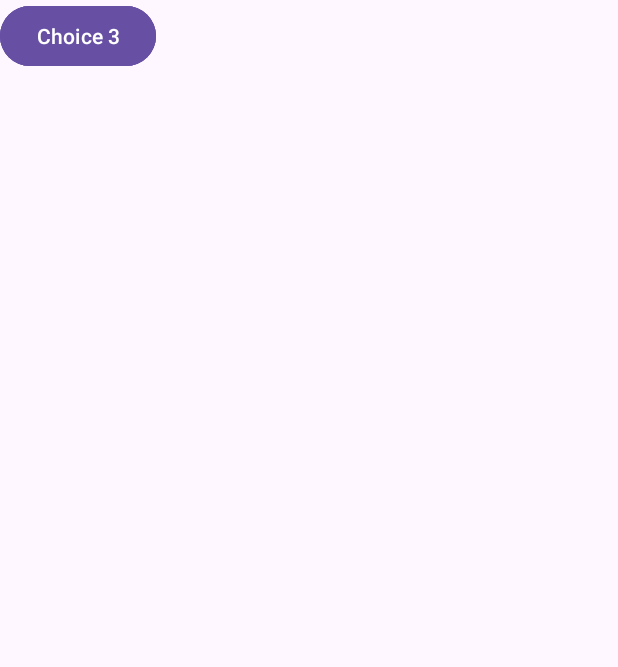
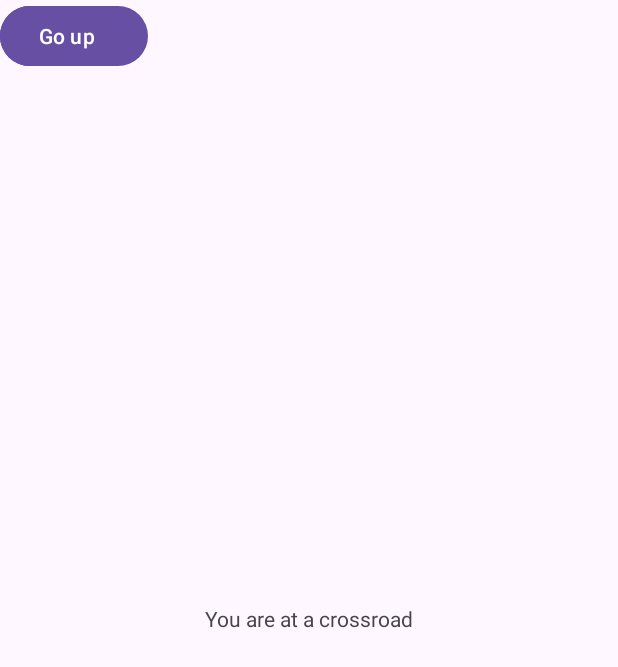
Before and after one commit to LordUzumaki/InteractiveStory, an Android app: the screen it shows after launch (MainActivity), on a phone screen of 412 x 824 dp. Shown: the top 667 px of the screen. Run offline under Robolectric (Android 15) with nearby library versions, the phone set to English and light mode, and no system bars.

Commit message:
updated choice, MainActivity, StoryNode

```diff
--- a/app/src/main/java/com/theodore/interactivestory/MainActivity.java
+++ b/app/src/main/java/com/theodore/interactivestory/MainActivity.java
@@ -41,9 +41,22 @@ public class MainActivity extends AppCompatActivity {
         currentStoryNode = new StoryNode("You are at a crossroad", Arrays.asList(choice1, choice2, choice3));
 
         choiceButton1.setOnClickListener(v -> {
+            currentStoryNode = choice1.getNextNode();
 
             loadStoryNode();
         });
+
+        choiceButton2.setOnClickListener(v ->{
+            currentStoryNode = choice2.getNextNode();
+            loadStoryNode();
+        });
+
+        choiceButton3.setOnClickListener(v ->{
+            currentStoryNode = choice3.getNextNode();
+            loadStoryNode();
+        });
+        loadStoryNode();
+
 
 
 
@@ -71,8 +84,8 @@ public class MainActivity extends AppCompatActivity {
                 choiceButton2.setVisibility(View.GONE);
             }
 
-            if (currentChoices.size() > 1) {
-                choiceButton3.setText(currentChoices.get(1).getDescription());
+            if (currentChoices.size() > 2) {
+                choiceButton3.setText(currentChoices.get(2).getDescription());
                 choiceButton3.setVisibility(View.VISIBLE);
             } else {
                 choiceButton3.setVisibility(View.GONE);
```
